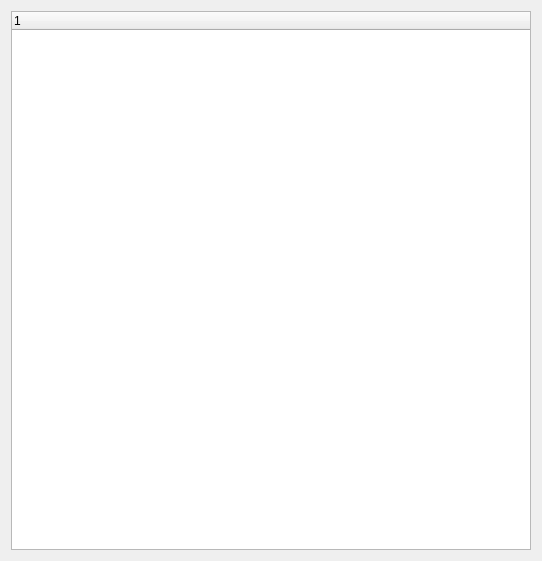
Above: gui/ui/node_dialog.ui from GeekBerry/LICNsim before the change. Below: the same form after it.
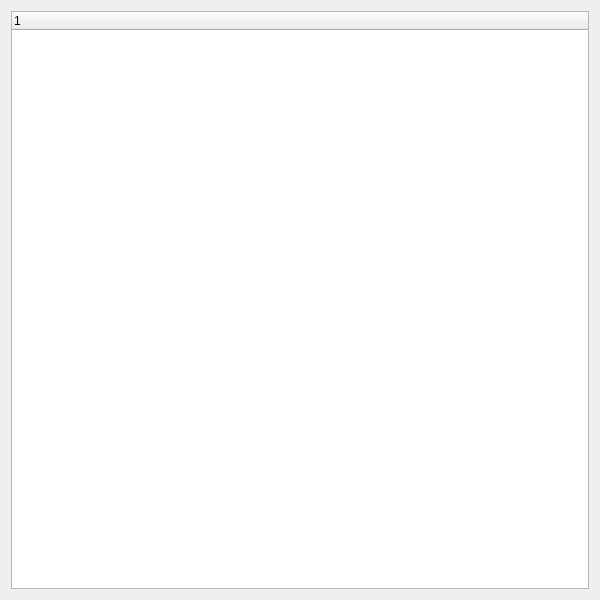
That is the form after the change. Custom widgets are drawn as their Qt base class.

What changed in the file:
```diff
--- a/gui/ui/node_dialog.ui
+++ b/gui/ui/node_dialog.ui
@@ -6,8 +6,8 @@
    <rect>
     <x>0</x>
     <y>0</y>
-    <width>542</width>
-    <height>561</height>
+    <width>600</width>
+    <height>600</height>
    </rect>
   </property>
   <property name="windowTitle">
```
